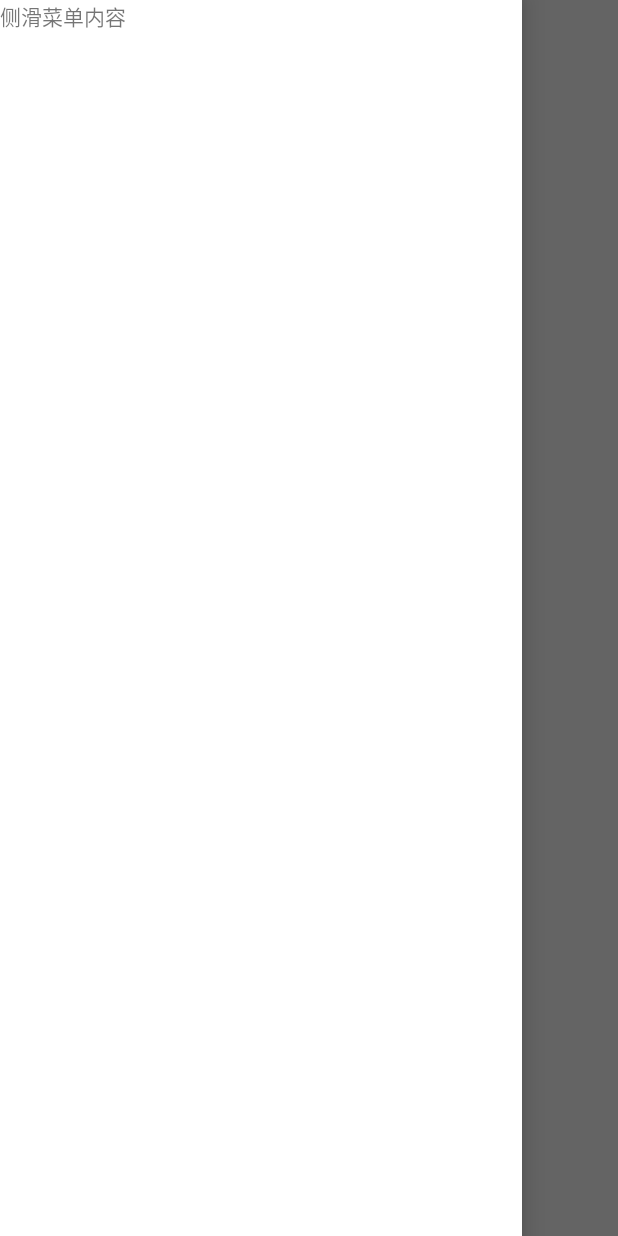
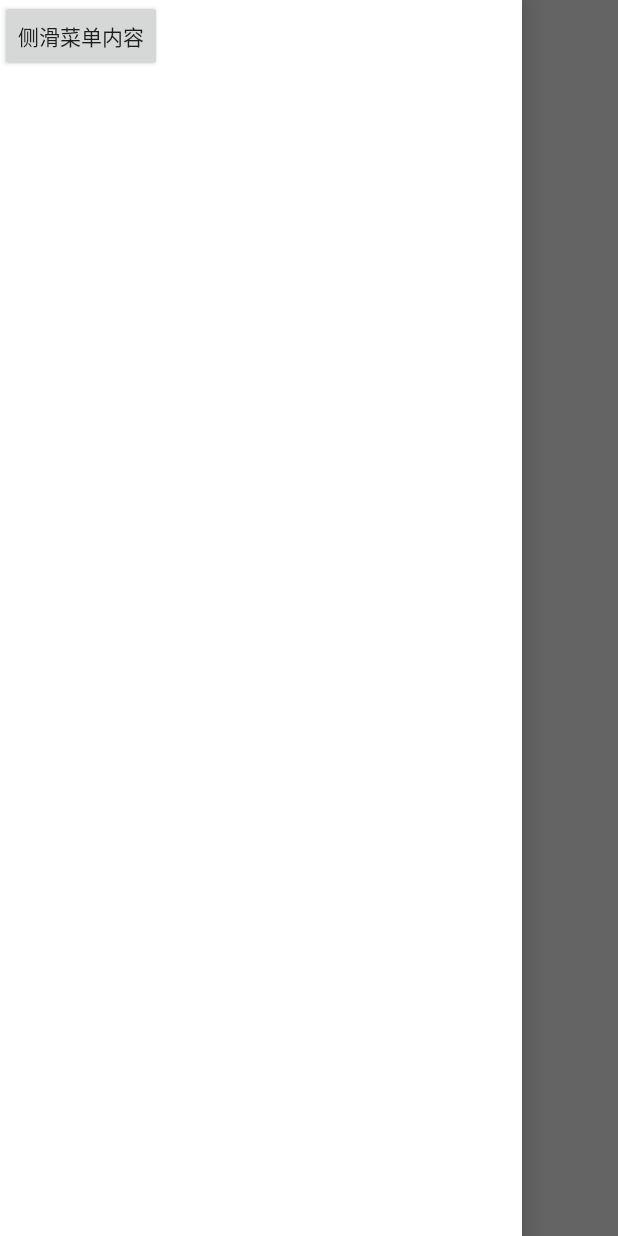
Before and after one commit to yunmengjiuzhang/utilswipeback, an Android app: the screen it shows after launch (MainActivity), with the side drawer open, on a phone screen of 412 x 824 dp. Run offline under Robolectric (Android 15) with nearby library versions, the phone set to English and light mode, and no system bars.

Commit message:
侧滑菜单测试

```diff
--- a/app/src/main/java/com/github/wangfeixixi/utilswipeback/MainActivity.java
+++ b/app/src/main/java/com/github/wangfeixixi/utilswipeback/MainActivity.java
@@ -1,13 +1,50 @@
 package com.github.wangfeixixi.utilswipeback;
 
+import android.app.Activity;
 import android.os.Bundle;
+import android.support.v4.widget.DrawerLayout;
 import android.support.v7.app.AppCompatActivity;
+import android.view.DragEvent;
+import android.view.Gravity;
+import android.view.View;
+import android.widget.Button;
+import android.widget.Toast;
 
 public class MainActivity extends AppCompatActivity {
+
+    private Activity mCtx;
 
     @Override
     protected void onCreate(Bundle savedInstanceState) {
         super.onCreate(savedInstanceState);
+        mCtx = this;
         setContentView(R.layout.activity_main);
+
+        final DrawerLayout drawerLayout = findViewById(R.id.dl_drawer);
+
+        drawerLayout.setOnDragListener(new View.OnDragListener() {
+            @Override
+            public boolean onDrag(View v, DragEvent event) {
+                Toast.makeText(mCtx, "kaiguan", Toast.LENGTH_SHORT).show();
+                return false;
+            }
+        });
+
+        Button btn_slide_content = findViewById(R.id.btn_slide_content);
+        btn_slide_content.setOnClickListener(new View.OnClickListener() {
+            @Override
+            public void onClick(View v) {
+                drawerLayout.closeDrawer(Gravity.LEFT);
+            }
+        });
+
+
+        Button button = findViewById(R.id.btn_content);
+        button.setOnClickListener(new View.OnClickListener() {
+            @Override
+            public void onClick(View v) {
+                drawerLayout.openDrawer(Gravity.LEFT);
+            }
+        });
     }
 }
--- a/app/src/main/res/layout/activity_main.xml
+++ b/app/src/main/res/layout/activity_main.xml
@@ -1,6 +1,7 @@
 <?xml version="1.0" encoding="utf-8"?>
 <android.support.v4.widget.DrawerLayout xmlns:android="http://schemas.android.com/apk/res/android"
     xmlns:tools="http://schemas.android.com/tools"
+    android:id="@+id/dl_drawer"
     android:layout_width="match_parent"
     android:layout_height="match_parent"
     android:fitsSystemWindows="true"
@@ -9,15 +10,18 @@
     <LinearLayout
         android:layout_width="match_parent"
         android:layout_height="match_parent"
+        android:fitsSystemWindows="true"
         android:orientation="vertical">
 
-        <TextView
+        <Button
+            android:id="@+id/btn_content"
             android:layout_width="wrap_content"
             android:layout_height="wrap_content"
+            android:layout_gravity="center"
             android:gravity="center"
             android:text="主页内容" />
     </LinearLayout>
 
-    <include layout="@layout/main_slide" />
+    <include layout="@layout/main_drawer" />
 
 </android.support.v4.widget.DrawerLayout>
--- a/app/src/main/res/layout/main_slide.xml
+++ b/app/src/main/res/layout/main_drawer.xml
@@ -6,9 +6,11 @@
     android:background="#ffffff"
     android:fitsSystemWindows="true">
 
-    <TextView
+    <Button
+        android:id="@+id/btn_slide_content"
         android:layout_width="wrap_content"
         android:layout_height="wrap_content"
+        android:gravity="center"
         android:text="侧滑菜单内容" />
 
 </FrameLayout>
--- /dev/null
+++ b/app/src/main/res/values-v19/styles.xml
@@ -0,0 +1,11 @@
+<?xml version="1.0" encoding="utf-8"?>
+<resources>
+
+    <style name="AppTheme" parent="Theme.AppCompat.Light.NoActionBar">
+        <!-- Customize your theme here. -->
+        <item name="colorPrimary">@color/colorPrimary</item>
+        <item name="colorPrimaryDark">@color/colorPrimaryDark</item>
+        <item name="colorAccent">@color/colorAccent</item>
+        <item name="android:windowTranslucentStatus">true</item>
+    </style>
+</resources>
--- a/app/src/main/res/values/colors.xml
+++ b/app/src/main/res/values/colors.xml
@@ -1,6 +1,6 @@
 <?xml version="1.0" encoding="utf-8"?>
 <resources>
-    <color name="colorPrimary">#3F51B5</color>
-    <color name="colorPrimaryDark">#303F9F</color>
-    <color name="colorAccent">#FF4081</color>
+    <color name="colorPrimary">#ffffff</color>
+    <color name="colorPrimaryDark">#ffffff</color>
+    <color name="colorAccent">#ffffff</color>
 </resources>
```
